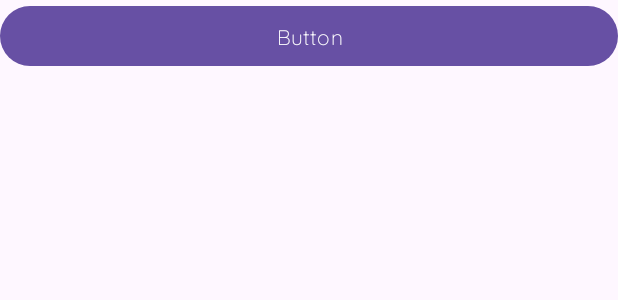
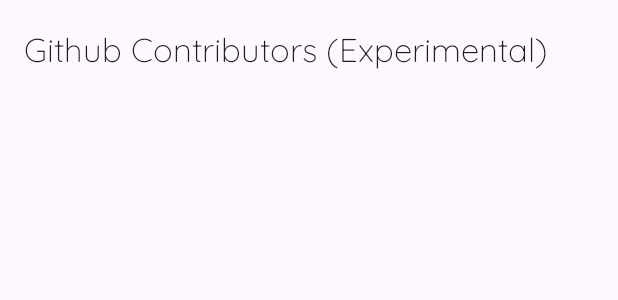
Before and after one commit to trindadedev13/StringsManager, an Android app: the layout only_test.xml on its own in the app's theme, with its tools: preview values and no code run, on a phone screen of 412 x 824 dp. Shown: the top 300 px of the screen. Run offline under Robolectric (Android 15) with nearby library versions, the phone set to English and light mode, and no system bars.

Commit message:
[Improved] Github Contributors

```diff
--- a/app/build.gradle.kts
+++ b/app/build.gradle.kts
@@ -46,4 +46,5 @@ dependencies {
     implementation("com.google.code.gson:gson:2.10.1")
     implementation("com.squareup.retrofit2:retrofit:2.9.0")
     implementation("com.squareup.retrofit2:converter-gson:2.9.0")
+    implementation("com.github.bumptech.glide:glide:4.12.0")
 }
--- a/app/src/main/AndroidManifest.xml
+++ b/app/src/main/AndroidManifest.xml
@@ -21,6 +21,6 @@
             </intent-filter>
         </activity>
         <activity android:name="com.trindade.stringscreator.activities.DebugActivity"/>
-        <activity android:name="com.trindade.stringscreator.classes.api.github.GitHubContributorsActivity"/>
+        <activity android:name="com.trindade.stringscreator.activities.api.github.GitHubContributorsActivity"/>
     </application>
 </manifest>
--- a/app/src/main/java/com/trindade/stringscreator/fragments/SettingsFragment.java
+++ b/app/src/main/java/com/trindade/stringscreator/fragments/SettingsFragment.java
@@ -15,8 +15,8 @@ import com.google.android.material.switchmaterial.SwitchMaterial;
 import com.google.android.material.transition.MaterialSharedAxis;
 
 import com.trindade.stringscreator.R;
+import com.trindade.stringscreator.activities.api.github.GitHubContributorsActivity;
 import com.trindade.stringscreator.classes.GlobalConfig;
-import com.trindade.stringscreator.classes.api.github.GitHubContributorsActivity;
 import com.trindade.stringscreator.databinding.SettingsFragmentBinding;
 
 public class SettingsFragment extends Fragment {
--- a/app/src/main/res/layout/only_test.xml
+++ b/app/src/main/res/layout/only_test.xml
@@ -1,15 +1,36 @@
 <?xml version="1.0" encoding="utf-8"?>
-<androidx.coordinatorlayout.widget.CoordinatorLayout
+<LinearLayout
      xmlns:android="http://schemas.android.com/apk/res/android"
      xmlns:app="http://schemas.android.com/apk/res-auto"
      android:layout_height="match_parent"
      android:layout_width="match_parent"
+     android:transitionGroup="true"
+     android:orientation="vertical"
      android:id="@+id/coordinator">
 
-    <Button
+    <com.google.android.material.appbar.AppBarLayout
          android:layout_height="wrap_content"
          android:layout_width="match_parent"
-         android:id="@+id/btn"
-         android:text="Button" />
+         app:layout_behavior="com.google.android.material.appbar.AppBarLayout$Behavior"
+         android:theme="@style/ThemeOverlay.Material3.ActionBar"
+         android:id="@+id/appbar">
 
-</androidx.coordinatorlayout.widget.CoordinatorLayout>
+        <com.google.android.material.appbar.MaterialToolbar
+             android:layout_height="?attr/actionBarSize"
+             android:layout_width="match_parent"
+             app:title="@string/github_contributors"
+             app:popupTheme="@style/ThemeOverlay.Material3.Light"
+             android:id="@+id/toolbar" />
+
+    </com.google.android.material.appbar.AppBarLayout>
+
+    <ListView
+         android:layout_height="match_parent"
+         android:layout_width="match_parent"
+         android:divider="@null"
+         android:id="@+id/listCon"
+         android:dividerHeight="0dp">
+
+    </ListView>
+
+</LinearLayout>
--- a/app/src/main/res/values/strings.xml
+++ b/app/src/main/res/values/strings.xml
@@ -24,5 +24,5 @@
     <string name="edit">Edit</string>
     <string name="settings_resources_tag_title">Resources TAG</string>
     <string name="settings_resources_tag_description">Use Resources TAG in xml file</string>
-    <string name="github_contributors">Github Contributors</string>
+    <string name="github_contributors">Github Contributors (Experimental)</string>
 </resources>
```
Also changed, not shown: app/src/main/java/com/trindade/stringscreator/activities/api/github/GitHubContributorsActivity.java (added, +102 -0 lines), app/src/main/java/com/trindade/stringscreator/adapters/ContributorsAdapter.java (added, +94 -0 lines), app/src/main/java/com/trindade/stringscreator/classes/api/github/GitHubContributorsActivity.java (deleted, +0 -113 lines), app/src/main/res/layout/content_contributor.xml (added, +49 -0 lines), 1 other file.
